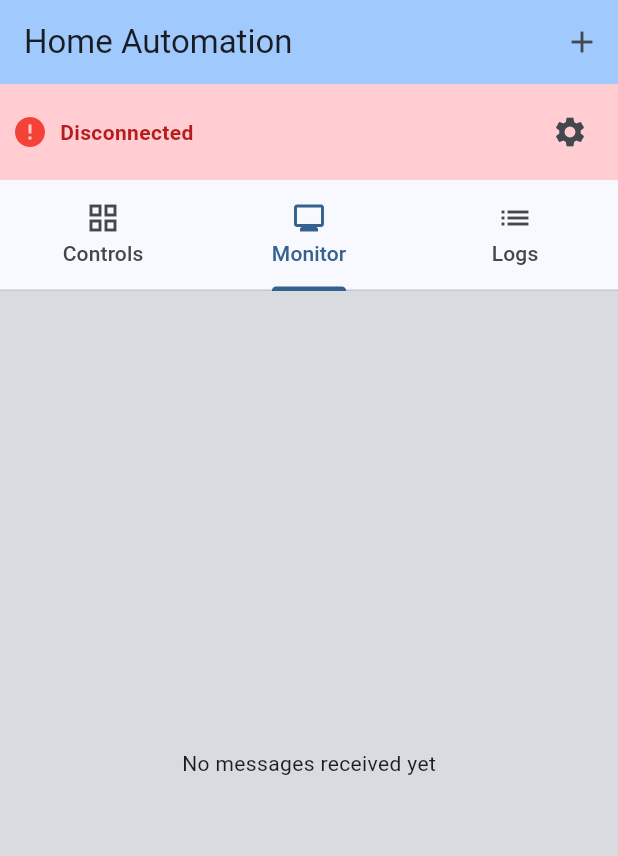
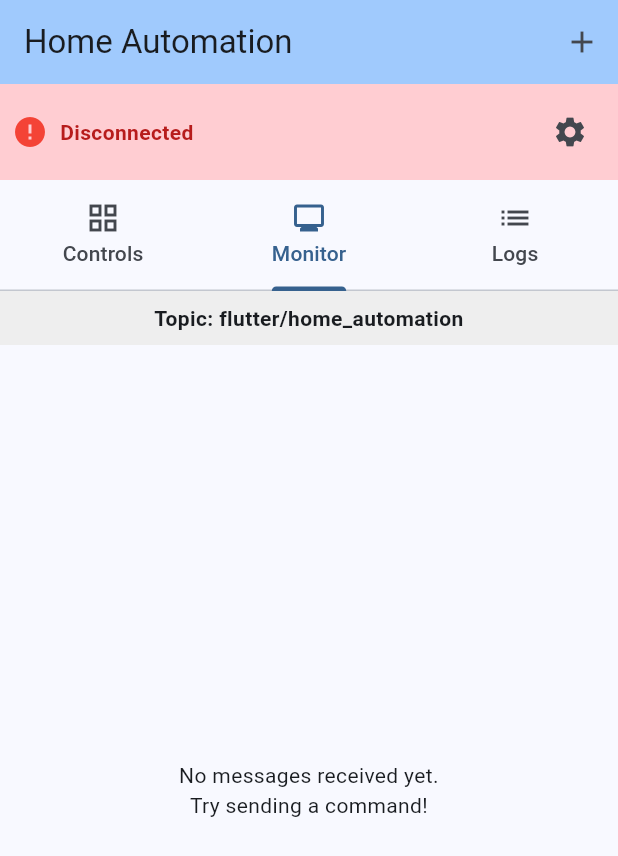
Before and after one commit to atharvamahabal/home-automation, a Flutter app: the screen it shows after launch, tab 2 chosen, on a phone screen of 412 x 824 dp. Shown: the top 856 px of the screen. Run offline on Flutter 3.47's test engine with Material 3 defaults, Android fonts, the phone set to English and light mode, and no system bars; our stand-ins replace shared_preferences; missing offline and left inert: mqtt_client.

Commit message:
Feat: Add topic display to Monitor tab and improve UI

```diff
--- a/lib/main.dart
+++ b/lib/main.dart
@@ -607,6 +607,9 @@ class _HomeAutomationPageState extends State<HomeAutomationPage> {
                                                       },
                                                       child: const Text(
                                                         'Delete',
+                                                        style: TextStyle(
+                                                          color: Colors.red,
+                                                        ),
                                                       ),
                                                     ),
                                                   ],
@@ -625,7 +628,7 @@ class _HomeAutomationPageState extends State<HomeAutomationPage> {
                                                     device.isOn,
                                                   ),
                                                 ),
-                                                const SizedBox(height: 10),
+                                                const SizedBox(height: 8),
                                                 Text(
                                                   device.name,
                                                   style: const TextStyle(
@@ -633,12 +636,14 @@ class _HomeAutomationPageState extends State<HomeAutomationPage> {
                                                     fontSize: 16,
                                                   ),
                                                 ),
+                                                const SizedBox(height: 4),
                                                 Text(
                                                   device.isOn ? 'ON' : 'OFF',
                                                   style: TextStyle(
                                                     color: device.isOn
                                                         ? Colors.green
                                                         : Colors.grey,
+                                                    fontWeight: FontWeight.bold,
                                                   ),
                                                 ),
                                               ],
@@ -652,47 +657,52 @@ class _HomeAutomationPageState extends State<HomeAutomationPage> {
                         ),
 
                         // Tab 2: Monitor
+                        Column(
+                          children: [
                             Container(
-                          color: Colors.black12,
+                              width: double.infinity,
+                              padding: const EdgeInsets.all(8.0),
+                              color: Colors.grey[200],
+                              child: Text(
+                                'Topic: ${topicController.text}',
+                                style: const TextStyle(
+                                  fontWeight: FontWeight.bold,
+                                ),
+                                textAlign: TextAlign.center,
+                              ),
+                            ),
+                            Expanded(
                               child: receivedMessages.isEmpty
                                   ? const Center(
-                                  child: Text('No messages received yet'),
+                                      child: Text(
+                                        'No messages received yet.\nTry sending a command!',
+                                        textAlign: TextAlign.center,
+                                      ),
                                     )
                                   : ListView.builder(
                                       itemCount: receivedMessages.length,
                                       itemBuilder: (context, index) {
-                                    return Card(
-                                      margin: const EdgeInsets.symmetric(
-                                        horizontal: 8.0,
-                                        vertical: 4.0,
-                                      ),
-                                      child: ListTile(
+                                        return ListTile(
                                           leading: const Icon(Icons.message),
                                           title: Text(receivedMessages[index]),
-                                      ),
                                         );
                                       },
                                     ),
                             ),
+                          ],
+                        ),
 
                         // Tab 3: Logs
-                        Container(
-                          color: Colors.grey[200],
-                          child: ListView.builder(
+                        ListView.builder(
                           itemCount: logs.length,
                           itemBuilder: (context, index) {
-                              return Padding(
-                                padding: const EdgeInsets.symmetric(
-                                  horizontal: 8.0,
-                                  vertical: 2.0,
-                                ),
-                                child: Text(
+                            return ListTile(
+                              title: Text(
                                 logs[index],
                                 style: const TextStyle(fontSize: 12),
                               ),
                             );
                           },
-                          ),
                         ),
                       ],
                     ),
```
Lines whose indentation alone changed are shown as unchanged.
